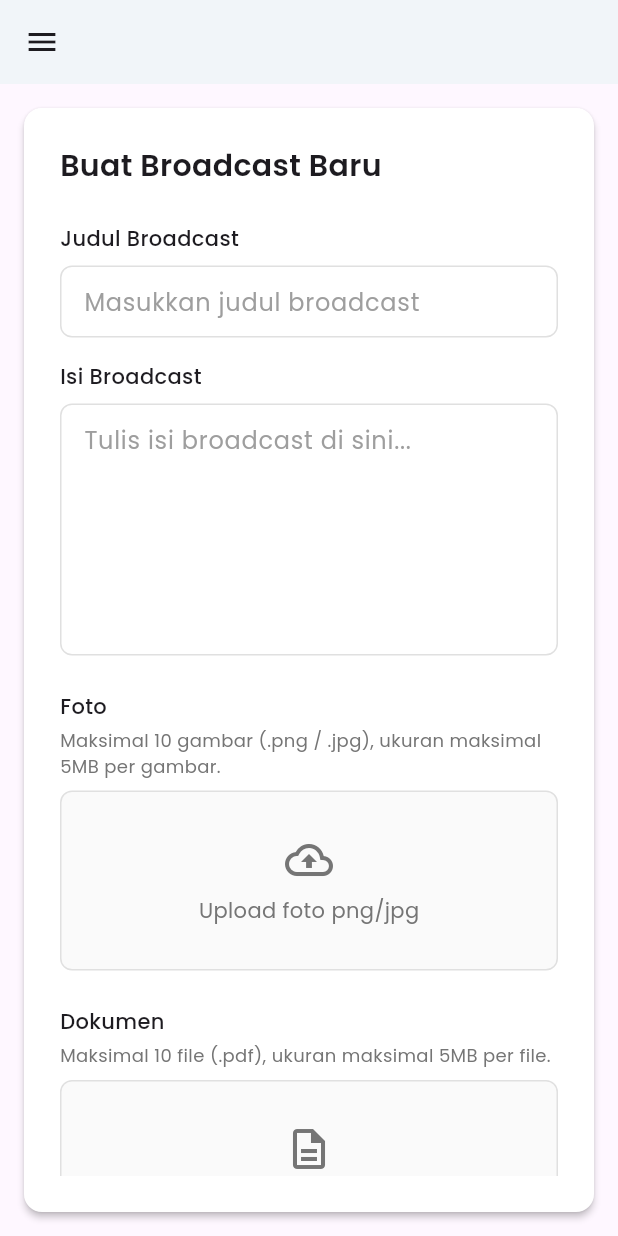
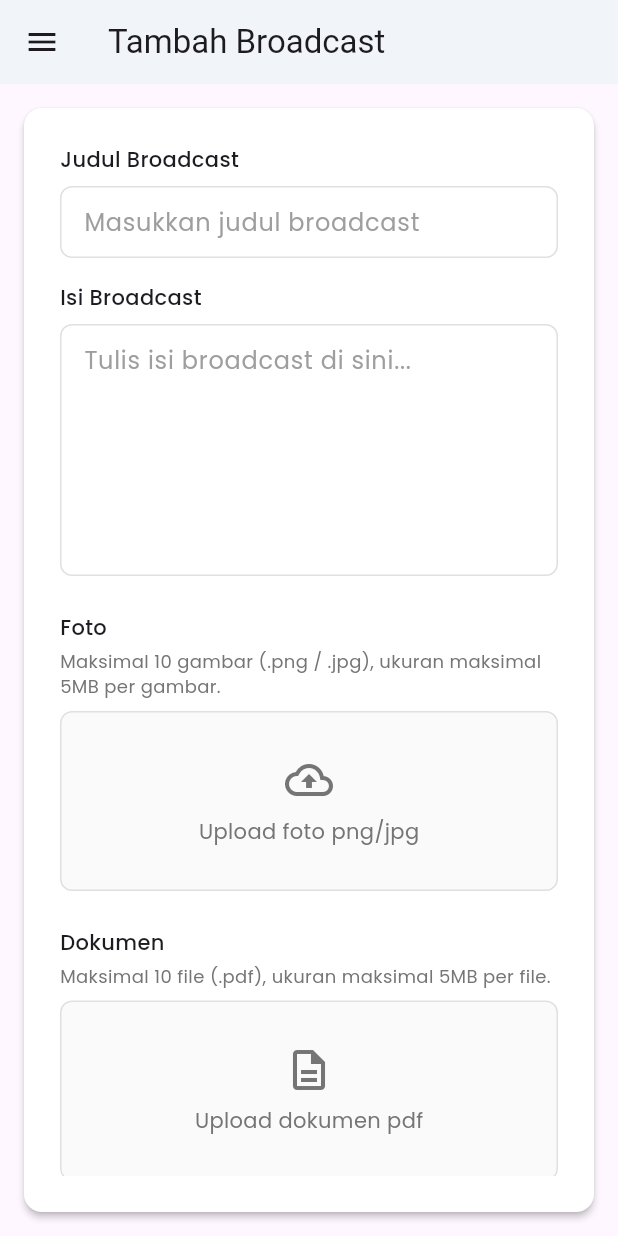
Before and after one commit to syaifulmain/jawara_mobile, a Flutter app: the BroadcastTambahScreen screen opened by its route, on a phone screen of 412 x 824 dp. Run offline on Flutter 3.47's test engine with Material 3 defaults, Android fonts, the phone set to English and light mode, and no system bars; our stand-ins replace fl_chart, go_router, google_fonts.

Commit message:
refactor(admin): set AppBar title based on route
This commit refactors the admin layout to dynamically set the `AppBar` title based on the current route.

Key changes:
- Adds a `title` parameter to `AdminLayoutScreen` and displays it in the `AppBar`.
- Introduces a `_routeTitles` map in `router.dart` to associate route paths with their corresponding titles.
- Updates the `ShellRoute` to look up the title for the current route and pass it to the `AdminLayoutScreen`.
- Removes hardcoded titles from individual admin screens (`pemasukan`, `pengeluaran`, `kegiatan`, `data_warga`, `broadcast`, `laporan_keuangan`) as the title is now managed by the main layout.
- Makes the `title` property in `WhiteCardPage` optional to accommodate pages that no longer need to display their own title.

```diff
--- a/lib/main.dart
+++ b/lib/main.dart
@@ -12,7 +12,7 @@ class MyApp extends StatelessWidget {
   Widget build(BuildContext context) {
     return MaterialApp.router(
       title: 'Jawara Pintar Mobile',
-      // debugShowCheckedModeBanner: false,
+      debugShowCheckedModeBanner: false,
       routerConfig: router,
     );
   }
--- a/lib/router.dart
+++ b/lib/router.dart
@@ -30,6 +30,33 @@ import 'package:jawara_mobile/screens/placeholder.dart';
 
 import 'models/data_warga_model.dart';
 
+// A map to associate route paths with their titles.
+const Map<String, String> _routeTitles = {
+  '/admin': 'Dashboard Keuangan',
+  '/dashboard/keuangan': 'Dashboard Keuangan',
+  '/dashboard/kependudukan': 'Dashboard Kependudukan',
+  '/dashboard/kegiatan': 'Dashboard Kegiatan',
+  '/kegiatan/daftar': 'Daftar Kegiatan',
+  '/kegiatan/tambah': 'Tambah Kegiatan',
+  '/broadcast/daftar': 'Daftar Broadcast',
+  '/broadcast/tambah': 'Tambah Broadcast',
+  '/laporan_keuangan/cetak_laporan': 'Cetak Laporan Keuangan',
+  '/laporan_keuangan/semua_pemasukan': 'Laporan Semua Pemasukan',
+  '/laporan_keuangan/semua_pengeluaran': 'Laporan Semua Pengeluaran',
+  '/pemasukan/daftar': 'Daftar Pemasukan',
+  '/pemasukan/tambah': 'Tambah Pemasukan',
+  '/pengeluaran/daftar': 'Daftar Pengeluaran',
+  '/pengeluaran/tambah': 'Tambah Pengeluaran',
+  '/rumah/detail': 'Detail Rumah',
+  '/keluarga/detail': 'Detail Keluarga',
+  '/keluarga': 'Data Keluarga',
+  '/rumah/daftar': 'Daftar Rumah',
+  '/rumah/tambah': 'Tambah Rumah',
+  '/warga/daftar': 'Daftar Warga',
+  '/warga/tambah': 'Tambah Warga',
+  '/warga/detail': 'Detail Warga',
+};
+
 final router = GoRouter(
   initialLocation: "/login",
   routes: [
@@ -48,7 +75,10 @@ final router = GoRouter(
     // ShellRoute for the admin layout
     ShellRoute(
       builder: (BuildContext context, GoRouterState state, Widget child) {
-        return AdminLayoutScreen(child: child);
+        // Get the current route path and look up its title.
+        final String path = state.uri.toString();
+        final String title = _routeTitles[path] ?? 'Jawara Pintar'; // Default title
+        return AdminLayoutScreen(title: title, child: child);
       },
       routes: <RouteBase>[
         GoRoute(
--- a/lib/screens/admin/broadcast/tambah.dart
+++ b/lib/screens/admin/broadcast/tambah.dart
@@ -53,14 +53,14 @@ class _BroadcastTambahScreenState extends State<BroadcastTambahScreen> {
           crossAxisAlignment: CrossAxisAlignment.stretch,
           children: [
             // Header
-            Text(
-              'Buat Broadcast Baru',
-              style: GoogleFonts.poppins(
-                fontSize: Rem.rem1_25,
-                fontWeight: FontWeight.w600,
-              ),
-            ),
-            const SizedBox(height: Rem.rem1_5),
+            // Text(
+            //   'Buat Broadcast Baru',
+            //   style: GoogleFonts.poppins(
+            //     fontSize: Rem.rem1_25,
+            //     fontWeight: FontWeight.w600,
+            //   ),
+            // ),
+            // const SizedBox(height: Rem.rem1_5),
 
             Expanded(
               child: SingleChildScrollView(
--- a/lib/screens/admin/dashboard/keuangan.dart
+++ b/lib/screens/admin/dashboard/keuangan.dart
@@ -2,6 +2,8 @@ import 'package:flutter/material.dart';
 import 'package:jawara_mobile/widgets/bar_chart_card.dart';
 import 'package:jawara_mobile/widgets/pie_chart_cart.dart';
 import 'package:jawara_mobile/models/pie_chart_data_model.dart';
+
+import '../../../constants/colors.dart';
 
 const List<Color> _incomeColors = [
   Colors.blue,
@@ -102,7 +104,8 @@ class KeuanganScreen extends StatelessWidget {
   @override
   Widget build(BuildContext context) {
     return Scaffold(
-      appBar: AppBar(title: const Text('Dashboard Keuangan')),
+      // appBar: AppBar(title: const Text('Dashboard Keuangan')),
+      backgroundColor: AppColors.backgroundColor,
       body: SingleChildScrollView(
         padding: const EdgeInsets.all(16.0),
         child: Column(
--- a/lib/screens/admin/data_warga/rumah_daftar.dart
+++ b/lib/screens/admin/data_warga/rumah_daftar.dart
@@ -17,7 +17,7 @@ class RumahDaftarScreen extends StatelessWidget {
   @override
   Widget build(BuildContext context) {
     return WhiteCardPage(
-      title: 'Daftar Rumah',
+      // title: 'Daftar Rumah',
       children: [
         const SizedBox(height: Rem.rem1),
         // Tombol filter
--- a/lib/screens/admin/kegiatan/daftar.dart
+++ b/lib/screens/admin/kegiatan/daftar.dart
@@ -46,7 +46,7 @@ class KegiatanDaftarScreen extends StatelessWidget {
                   mainAxisAlignment: MainAxisAlignment.spaceBetween,
                   children: [
                     Text(
-                      'Daftar Kegiatan',
+                      ' ',
                       style: GoogleFonts.poppins(
                         fontSize: Rem.rem1_25,
                         fontWeight: FontWeight.w600,
--- a/lib/screens/admin/laporan_keuangan/cetak_laporan.dart
+++ b/lib/screens/admin/laporan_keuangan/cetak_laporan.dart
@@ -13,7 +13,7 @@ class CetakLaporan extends StatelessWidget {
   @override
   Widget build(BuildContext context) {
     return WhiteCardPage(
-      title: title,
+      // title: title,
       children: [
         Text(
           'Tanggal Mulai',
--- a/lib/screens/admin/laporan_keuangan/semua_pemasukan.dart
+++ b/lib/screens/admin/laporan_keuangan/semua_pemasukan.dart
@@ -12,7 +12,7 @@ class SemuaPemasukan extends StatelessWidget {
   @override
   Widget build(BuildContext context) {
     return WhiteCardPage(
-      title: title,
+      // title: title,
       children: [
         Row(
           mainAxisAlignment: MainAxisAlignment.end,
--- a/lib/screens/admin/laporan_keuangan/semua_pengeluaran.dart
+++ b/lib/screens/admin/laporan_keuangan/semua_pengeluaran.dart
@@ -13,7 +13,7 @@ class SemuaPengeluaran extends StatelessWidget {
   @override
   Widget build(BuildContext context) {
     return WhiteCardPage(
-      title: title,
+      // title: title,
       children: [
         Row(
           mainAxisAlignment: MainAxisAlignment.end,
--- a/lib/screens/admin/layout.dart
+++ b/lib/screens/admin/layout.dart
@@ -6,14 +6,19 @@ import 'package:jawara_mobile/constants/rem.dart';
 
 class AdminLayoutScreen extends StatelessWidget {
   final Widget child;
+  final String title;
 
-  const AdminLayoutScreen({super.key, required this.child});
+  const AdminLayoutScreen({super.key, required this.child, this.title = 'Jawara Mobile'});
 
   @override
   Widget build(BuildContext context) {
     return Scaffold(
       drawer: _buildSidebar(context),
-      appBar: AppBar(backgroundColor: AppColors.backgroundColor, elevation: 0),
+      appBar: AppBar(
+        title: Text(title),
+        backgroundColor: AppColors.backgroundColor,
+        elevation: 0,
+      ),
       body: child,
     );
   }
@@ -76,11 +81,20 @@ class AdminLayoutScreen extends StatelessWidget {
               Expanded(
                 child: ListView(
                   children: [
-                    _buildSubMenu(context, location, Icons.terminal, 'Dashboard', [
-                      {'title': 'Keuangan', 'route': '/dashboard/keuangan'},
-                      {'title': 'Kegiatan', 'route': '/dashboard/kegiatan'},
-                      {'title': 'Kependudukan', 'route': '/dashboard/kependudukan'},
-                    ]),
+                    _buildSubMenu(
+                      context,
+                      location,
+                      Icons.terminal,
+                      'Dashboard',
+                      [
+                        {'title': 'Keuangan', 'route': '/dashboard/keuangan'},
+                        {'title': 'Kegiatan', 'route': '/dashboard/kegiatan'},
+                        {
+                          'title': 'Kependudukan',
+                          'route': '/dashboard/kependudukan',
+                        },
+                      ],
+                    ),
                     _buildSubMenu(
                       context,
                       location,
--- a/lib/screens/admin/pemasukan/daftar.dart
+++ b/lib/screens/admin/pemasukan/daftar.dart
@@ -45,7 +45,7 @@ class DaftarPemasukanScreen extends StatelessWidget {
                   mainAxisAlignment: MainAxisAlignment.spaceBetween,
                   children: [
                     Text(
-                      'Daftar Pemasukan',
+                      ' ',
                       style: GoogleFonts.poppins(
                         fontSize: Rem.rem1_25,
                         fontWeight: FontWeight.w600,
--- a/lib/screens/admin/pemasukan/tambah.dart
+++ b/lib/screens/admin/pemasukan/tambah.dart
@@ -12,7 +12,7 @@ class TambahPemasukanScreen extends StatelessWidget {
   @override
   Widget build(BuildContext context) {
     return WhiteCardPage(
-      title: title,
+      // title: title,
       children: [
         Text(
           'Nama Pemasukan',
--- a/lib/screens/admin/pengeluaran/daftar.dart
+++ b/lib/screens/admin/pengeluaran/daftar.dart
@@ -14,11 +14,11 @@ class DaftarPengeluaranScreen extends StatelessWidget {
   @override
   Widget build(BuildContext context) {
     return WhiteCardPage(
-      title: title,
+      // title: title,
       children: [
         // Judul tabel
-        Text(title, style: Theme.of(context).textTheme.titleLarge),
-        const SizedBox(height: 16),
+        // Text(title, style: Theme.of(context).textTheme.titleLarge),
+        // const SizedBox(height: 16),
         Row(
           mainAxisAlignment: MainAxisAlignment.end,
           children: [
--- a/lib/screens/admin/pengeluaran/tambah.dart
+++ b/lib/screens/admin/pengeluaran/tambah.dart
@@ -12,7 +12,7 @@ class TambahPengeluaranScreen extends StatelessWidget {
   @override
   Widget build(BuildContext context) {
     return WhiteCardPage(
-      title: title,
+      // title: title,
       children: [
         Text(
           'Nama Pengeluaran',
```
Also changed, not shown: lib/screens/admin/data_warga/rumah_tambah.dart (+8 -8 lines), lib/screens/admin/kegiatan/tambah.dart (+8 -8 lines), lib/widgets/white_card_page.dart (+7 -4 lines).
